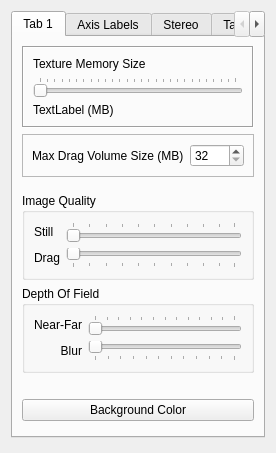
This is drishti/preferenceswidget.ui in nci/drishti as Qt 5 draws it before an edit. The edited form follows.
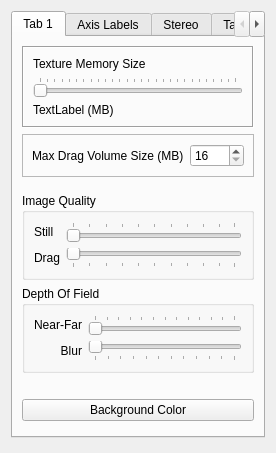
This is the edited form.

Commit message: UI to specify Max Drag Volume Size

The edit to the form file:
```diff
--- a/drishti/preferenceswidget.ui
+++ b/drishti/preferenceswidget.ui
@@ -6,7 +6,7 @@
    <rect>
     <x>0</x>
     <y>0</y>
-    <width>201</width>
+    <width>249</width>
     <height>453</height>
    </rect>
   </property>
@@ -305,7 +305,7 @@
           <item>
            <widget class="QSpinBox" name="maxDragVolSize">
             <property name="minimum">
-             <number>32</number>
+             <number>16</number>
             </property>
             <property name="maximum">
              <number>1024</number>
```
Left out of the diff: 35 changed lines with no effect on the pictures.
